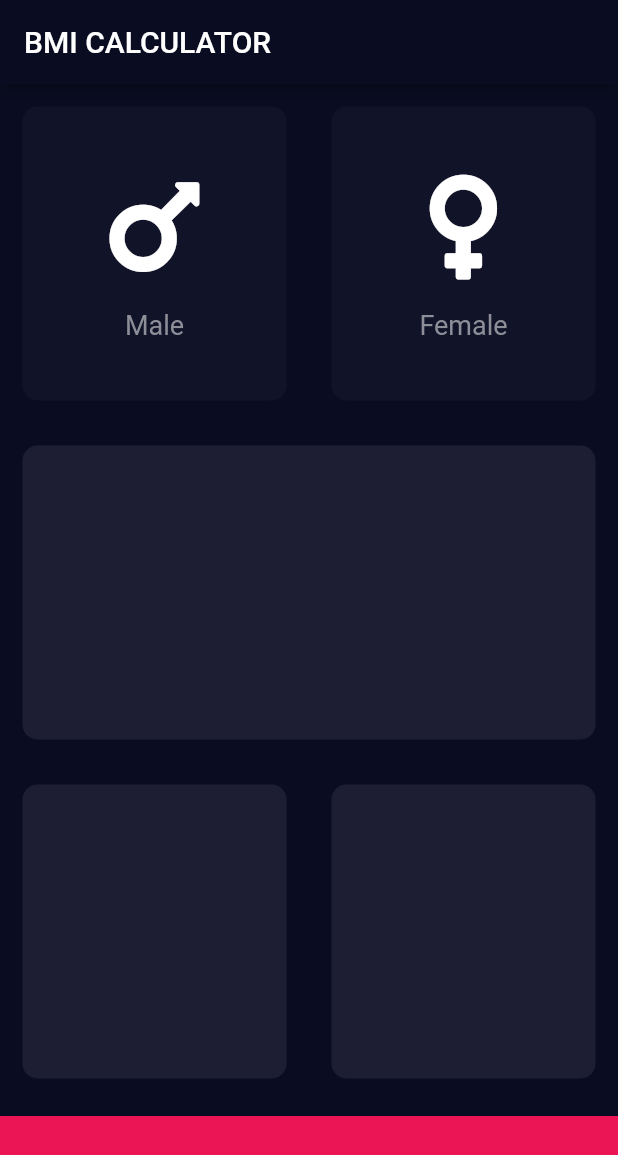
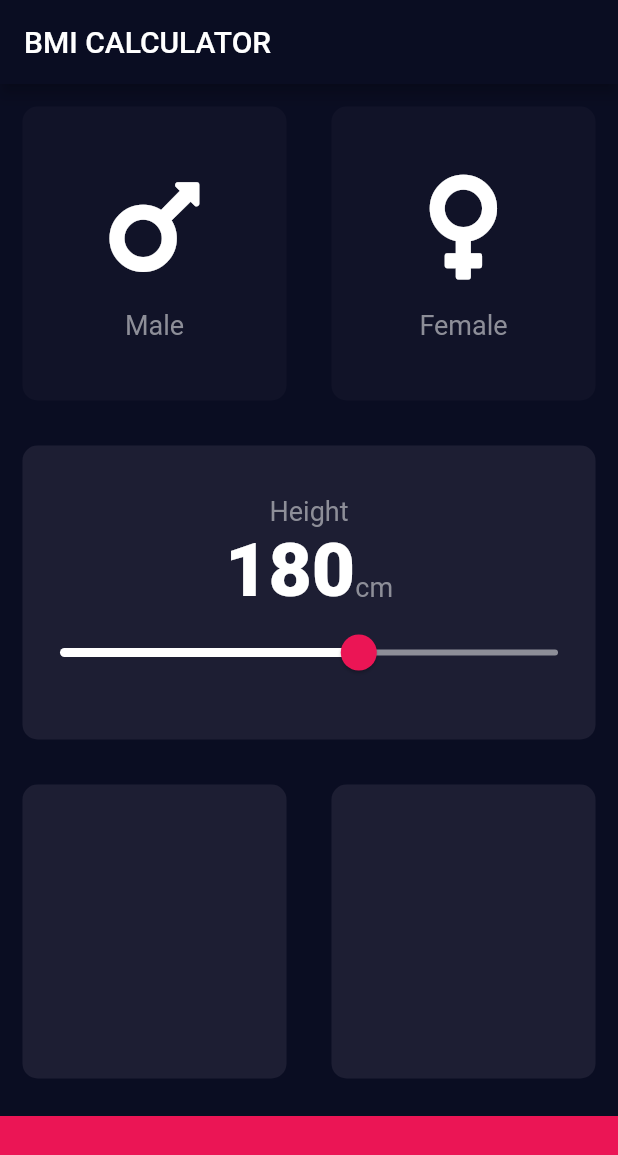
Before and after one commit to arwyne/bmi_calculator, a Flutter app: the screen it shows after launch, on a phone screen of 412 x 824 dp. Shown: the top 1155 px of the screen. Run offline on Flutter 3.47's test engine with Material 2 defaults, Android fonts, the phone set to English and light mode, and no system bars; our stand-ins replace font_awesome_flutter.

Commit message:
added slider

```diff
--- /dev/null
+++ b/lib/constants.dart
@@ -0,0 +1,16 @@
+import 'package:flutter/material.dart';
+
+const kBottomContainerHeight = 80.0;
+const kActiveCardColor = Color(0xFF1D1E33);
+const kInactiveCardColor = Color(0xFF111328);
+const kBottomContainerColor = Color(0xFFEB1555);
+
+const kLabelTextStyle = TextStyle(
+  fontSize: 18.0,
+  color: Color(0xFF8D8E98),
+);
+
+const kNumberTextStyle = TextStyle(
+  fontSize: 50.0,
+  fontWeight: FontWeight.w900,
+);
--- a/lib/icon_content.dart
+++ b/lib/icon_content.dart
@@ -1,9 +1,5 @@
 import 'package:flutter/material.dart';
-
-const labelTextStyle = TextStyle(
-  fontSize: 18.0,
-  color: Color(0xFF8D8E98),
-);
+import 'constants.dart';
 
 class IconContent extends StatelessWidget {
   final IconData icon;
@@ -23,7 +19,7 @@ class IconContent extends StatelessWidget {
         SizedBox(height: 15.0),
         Text(
           label,
-          style: labelTextStyle,
+          style: kLabelTextStyle,
         )
       ],
     );
--- a/lib/input_page.dart
+++ b/lib/input_page.dart
@@ -1,13 +1,9 @@
 import 'package:flutter/material.dart';
 import 'package:font_awesome_flutter/font_awesome_flutter.dart';
 
+import 'constants.dart';
 import './icon_content.dart';
 import './reusable_card.dart';
-
-const bottomContainerHeight = 80.0;
-const activeCardColor = Color(0xFF1D1E33);
-const inactiveCardColor = Color(0xFF111328);
-const bottomContainerColor = Color(0xFFEB1555);
 
 enum Gender { male, female }
 
@@ -18,6 +14,7 @@ class InputPage extends StatefulWidget {
 
 class _InputPageState extends State<InputPage> {
   Gender selectedGender;
+  int height = 180;
 
   @override
   Widget build(BuildContext context) {
@@ -26,6 +23,7 @@ class _InputPageState extends State<InputPage> {
           title: Text('BMI CALCULATOR'),
         ),
         body: Column(
+          crossAxisAlignment: CrossAxisAlignment.stretch,
           children: <Widget>[
             Expanded(
               child: Row(
@@ -38,8 +36,8 @@ class _InputPageState extends State<InputPage> {
                         });
                       },
                       color: selectedGender == Gender.male
-                          ? activeCardColor
-                          : inactiveCardColor,
+                          ? kActiveCardColor
+                          : kInactiveCardColor,
                       cardChild: IconContent(
                         icon: FontAwesomeIcons.mars,
                         label: 'Male',
@@ -54,8 +52,8 @@ class _InputPageState extends State<InputPage> {
                         });
                       },
                       color: selectedGender == Gender.female
-                          ? activeCardColor
-                          : inactiveCardColor,
+                          ? kActiveCardColor
+                          : kInactiveCardColor,
                       cardChild: IconContent(
                         icon: FontAwesomeIcons.venus,
                         label: 'Female',
@@ -66,25 +64,75 @@ class _InputPageState extends State<InputPage> {
               ),
             ),
             Expanded(
-              child: ReusableCard(color: activeCardColor),
+              child: ReusableCard(
+                color: kActiveCardColor,
+                cardChild: Column(
+                  mainAxisAlignment: MainAxisAlignment.center,
+                  children: <Widget>[
+                    Text(
+                      'Height',
+                      style: kLabelTextStyle,
+                    ),
+                    Row(
+                      mainAxisAlignment: MainAxisAlignment.center,
+                      crossAxisAlignment: CrossAxisAlignment.baseline,
+                      textBaseline: TextBaseline.alphabetic,
+                      children: <Widget>[
+                        Text(
+                          height.toString(),
+                          style: kNumberTextStyle,
+                        ),
+                        Text(
+                          'cm',
+                          style: kLabelTextStyle,
+                        ),
+                      ],
+                    ),
+                    SliderTheme(
+                      data: SliderTheme.of(context).copyWith(
+                        inactiveTrackColor: Color(0xFF8D8E98),
+                        activeTrackColor: Colors.white,
+                        thumbColor: Color(0xFFEB1555),
+                        overlayColor: Color(0x1FEB1555),
+                        thumbShape:
+                            RoundSliderThumbShape(enabledThumbRadius: 12.0),
+                        overlayShape:
+                            RoundSliderOverlayShape(overlayRadius: 25.0),
+                      ),
+                      child: Slider(
+                        value: height.toDouble(),
+                        min: 120.0,
+                        max: 220.0,
+                        // activeColor: Color(0xFFEB1555),
+                        // inactiveColor: Color(0xFF8D8E98),
+                        onChanged: (double newValue) {
+                          setState(() {
+                            height = newValue.round();
+                          });
+                        },
+                      ),
+                    )
+                  ],
+                ),
+              ),
             ),
             Expanded(
               child: Row(
                 children: <Widget>[
                   Expanded(
-                    child: ReusableCard(color: activeCardColor),
+                    child: ReusableCard(color: kActiveCardColor),
                   ),
                   Expanded(
-                    child: ReusableCard(color: activeCardColor),
+                    child: ReusableCard(color: kActiveCardColor),
                   ),
                 ],
               ),
             ),
             Container(
-              color: bottomContainerColor,
+              color: kBottomContainerColor,
               margin: EdgeInsets.only(top: 10.0),
               width: double.infinity,
-              height: bottomContainerHeight,
+              height: kBottomContainerHeight,
             )
           ],
         ));
```
